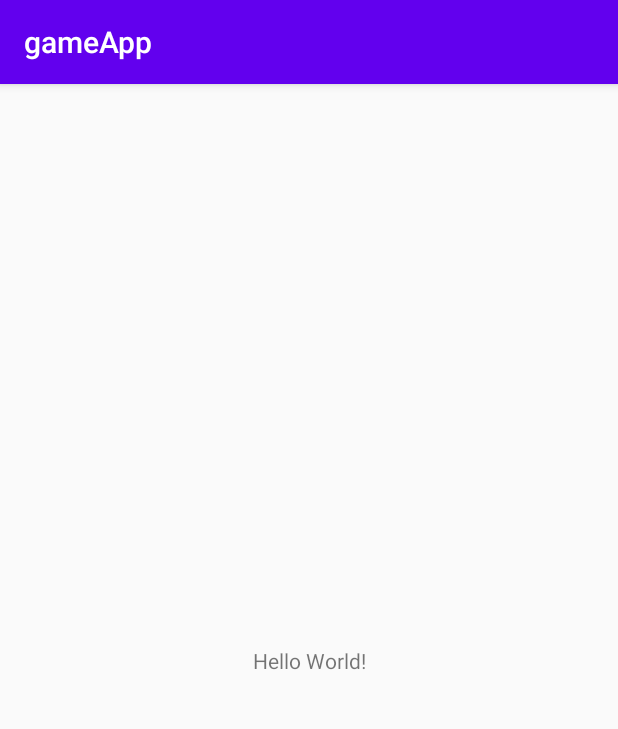
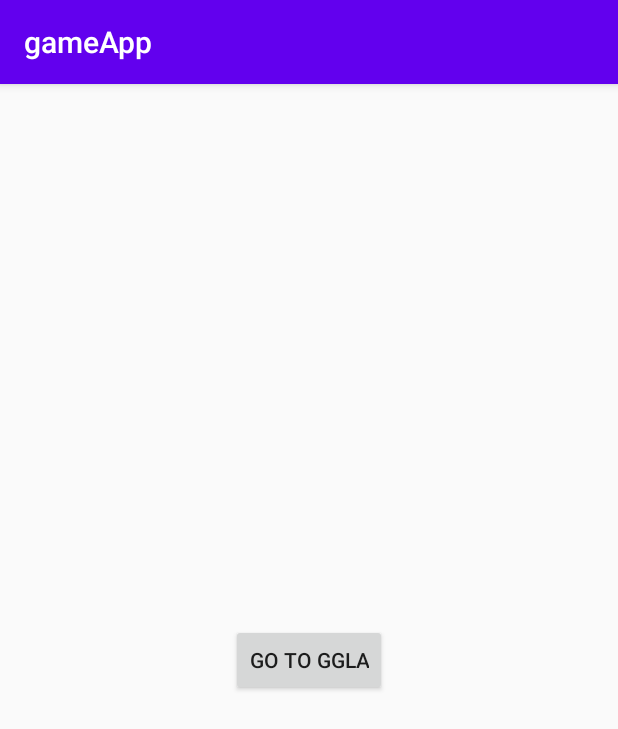
Before and after one commit to njrafi/Arkantos, an Android app: the screen it shows after launch (MainActivity), on a phone screen of 412 x 824 dp. Shown: the top 729 px of the screen. Run offline under Robolectric (Android 15) with nearby library versions, the phone set to English and light mode, and no system bars; our stand-ins replace data binding; 1 statement that could not run was skipped.

Commit message:
Home and Genre Fragment added

```diff
--- a/app/src/main/java/com/example/gameapp/MainActivity.kt
+++ b/app/src/main/java/com/example/gameapp/MainActivity.kt
@@ -12,10 +12,8 @@ import kotlinx.coroutines.launch
 class MainActivity : AppCompatActivity() {
     private var viewModelJob = Job()
     private var coroutineScope = CoroutineScope(viewModelJob + Dispatchers.Main)
-    override fun onCreate(savedInstanceState: Bundle?) {
-        super.onCreate(savedInstanceState)
-        setContentView(R.layout.activity_main)
 
+    private fun testNetworkCall() {
         coroutineScope.launch {
             try {
                 val gameList = GameApi.retrofitService.getGames()
@@ -31,8 +29,13 @@ class MainActivity : AppCompatActivity() {
                 else
                     Log.i("gg", "error with null message")
             }
-
-
         }
     }
+
+    override fun onCreate(savedInstanceState: Bundle?) {
+        super.onCreate(savedInstanceState)
+        setContentView(R.layout.activity_main)
+
+        testNetworkCall()
+    }
 }
--- /dev/null
+++ b/app/src/main/java/com/example/gameapp/UI/HomeFragment/HomeFragment.kt
@@ -0,0 +1,44 @@
+package com.example.gameapp.UI.HomeFragment
+
+import android.os.Bundle
+import androidx.fragment.app.Fragment
+import android.view.LayoutInflater
+import android.view.View
+import android.view.ViewGroup
+import androidx.databinding.DataBindingUtil
+import androidx.navigation.fragment.findNavController
+import com.example.gameapp.R
+import com.example.gameapp.databinding.FragmentHomeBinding
+import kotlinx.android.synthetic.main.fragment_home.*
+
+// TODO: Rename parameter arguments, choose names that match
+// the fragment initialization parameters, e.g. ARG_ITEM_NUMBER
+private const val ARG_PARAM1 = "param1"
+private const val ARG_PARAM2 = "param2"
+
+/**
+ * A simple [Fragment] subclass.
+ * Use the [HomeFragment.newInstance] factory method to
+ * create an instance of this fragment.
+ */
+class HomeFragment : Fragment() {
+
+
+    override fun onCreateView(
+        inflater: LayoutInflater, container: ViewGroup?,
+        savedInstanceState: Bundle?
+    ): View? {
+        // Inflate the layout for this fragment
+        val binding = DataBindingUtil.inflate<FragmentHomeBinding>(inflater,R.layout.fragment_home,container,false)
+
+        binding.ggButton.text = "go to ggla"
+
+        binding.ggButton.setOnClickListener{
+            findNavController().navigate(HomeFragmentDirections.actionHomeFragmentToGenreGridViewFragment())
+        }
+
+        return binding.root
+    }
+
+
+}
--- a/app/src/main/res/layout/activity_main.xml
+++ b/app/src/main/res/layout/activity_main.xml
@@ -6,13 +6,11 @@
     android:layout_height="match_parent"
     tools:context=".MainActivity">
 
-    <TextView
-        android:layout_width="wrap_content"
-        android:layout_height="wrap_content"
-        android:text="Hello World!"
-        app:layout_constraintBottom_toBottomOf="parent"
-        app:layout_constraintLeft_toLeftOf="parent"
-        app:layout_constraintRight_toRightOf="parent"
-        app:layout_constraintTop_toTopOf="parent" />
-
+    <fragment
+        android:id="@+id/main_navhost_fragmnet"
+        android:name="androidx.navigation.fragment.NavHostFragment"
+        android:layout_width="match_parent"
+        android:layout_height="match_parent"
+        app:defaultNavHost="true"
+        app:navGraph="@navigation/main_navigation" />
 </androidx.constraintlayout.widget.ConstraintLayout>
--- /dev/null
+++ b/app/src/main/res/layout/fragment_home.xml
@@ -0,0 +1,25 @@
+<?xml version="1.0" encoding="utf-8"?>
+<layout xmlns:android="http://schemas.android.com/apk/res/android"
+    xmlns:app="http://schemas.android.com/apk/res-auto"
+    xmlns:tools="http://schemas.android.com/tools">
+
+    <data>
+
+    </data>
+
+    <androidx.constraintlayout.widget.ConstraintLayout
+        android:layout_width="match_parent"
+        android:layout_height="match_parent">
+
+        <Button
+            android:id="@+id/ggButton"
+            android:layout_width="wrap_content"
+            android:layout_height="wrap_content"
+            android:text="Go to All genre"
+            app:layout_constraintBottom_toBottomOf="parent"
+            app:layout_constraintEnd_toEndOf="parent"
+            app:layout_constraintHorizontal_bias="0.5"
+            app:layout_constraintStart_toStartOf="parent"
+            app:layout_constraintTop_toTopOf="parent" />
+    </androidx.constraintlayout.widget.ConstraintLayout>
+</layout>
--- /dev/null
+++ b/app/src/main/res/navigation/main_navigation.xml
@@ -0,0 +1,22 @@
+<?xml version="1.0" encoding="utf-8"?>
+<navigation xmlns:android="http://schemas.android.com/apk/res/android"
+    xmlns:app="http://schemas.android.com/apk/res-auto"
+    xmlns:tools="http://schemas.android.com/tools"
+    android:id="@+id/main_navigation"
+    app:startDestination="@id/homeFragment">
+
+    <fragment
+        android:id="@+id/homeFragment"
+        android:name="com.example.gameapp.UI.HomeFragment.HomeFragment"
+        android:label="fragment_home"
+        tools:layout="@layout/fragment_home" >
+        <action
+            android:id="@+id/action_homeFragment_to_genreGridViewFragment"
+            app:destination="@id/genreGridViewFragment" />
+    </fragment>
+    <fragment
+        android:id="@+id/genreGridViewFragment"
+        android:name="com.example.gameapp.UI.GenreGridView.GenreGridViewFragment"
+        android:label="fragment_genre_grid_view_fragmnet"
+        tools:layout="@layout/fragment_genre_grid_view_fragmnet" />
+</navigation>
--- a/app/src/main/res/values/strings.xml
+++ b/app/src/main/res/values/strings.xml
@@ -1,3 +1,6 @@
 <resources>
     <string name="app_name">gameApp</string>
+    <!-- TODO: Remove or change this placeholder text -->
+    <string name="hello_blank_fragment">Hello blank fragment</string>
+    <string name="gamecoverart">GameCoverArt</string>
 </resources>
--- a/build.gradle
+++ b/build.gradle
@@ -8,7 +8,8 @@ buildscript {
     dependencies {
         classpath "com.android.tools.build:gradle:4.0.1"
         classpath "org.jetbrains.kotlin:kotlin-gradle-plugin:$kotlin_version"
-
+        def nav_version = "2.3.0"
+        classpath "androidx.navigation:navigation-safe-args-gradle-plugin:$nav_version"
         // NOTE: Do not place your application dependencies here; they belong
         // in the individual module build.gradle files
     }
```
Also changed, not shown: app/build.gradle (+7 -2 lines), app/src/main/java/com/example/gameapp/UI/GenreGridView/GenreGridViewFragment.kt (added, +30 -0 lines), app/src/main/res/layout/fragment_genre_grid_view_fragmnet.xml (added, +25 -0 lines), app/src/main/res/layout/grid_item.xml (added, +32 -0 lines).
